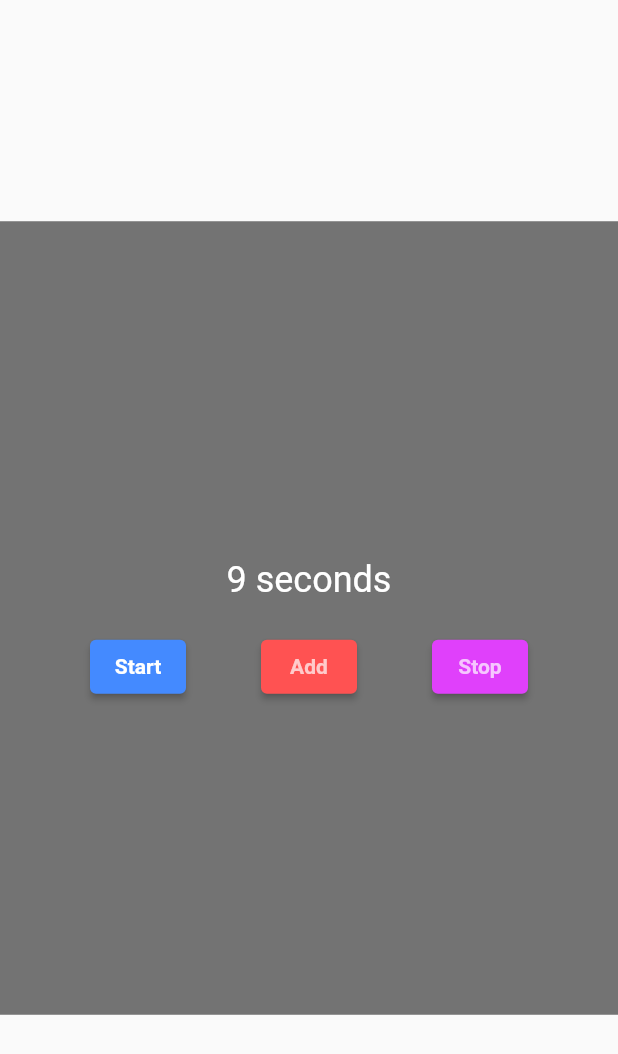
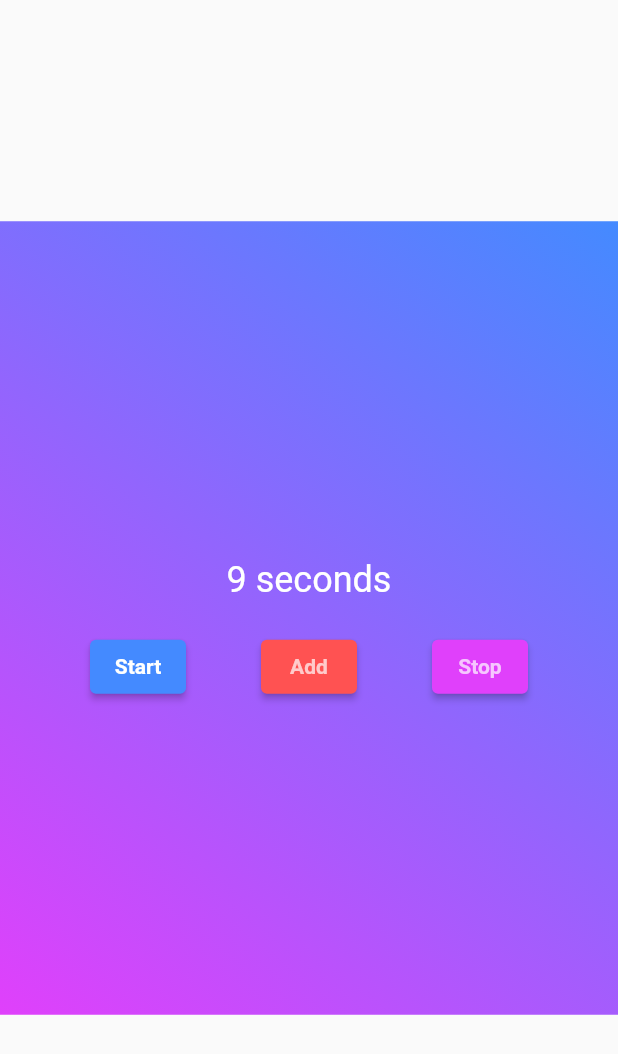
Before and after one commit to ericang75/tugas4, a Flutter app: the CountDown screen opened directly, on a phone screen of 412 x 824 dp. Shown: the top 1054 px of the screen. Run offline on Flutter 3.47's test engine with Material 2 defaults, Android fonts, the phone set to English and light mode, and no system bars; our stand-ins replace fluttertoast, google_fonts.

Commit message:
https://github.com/ericang75/tugas4.git

```diff
--- a/lib/countdown.dart
+++ b/lib/countdown.dart
@@ -86,7 +86,11 @@ class CountDownState extends State<CountDown> {
 
     return Container(
       decoration: BoxDecoration(
-        color: Colors.black54
+        gradient: LinearGradient(
+          colors: [Colors.purpleAccent, Colors.blueAccent],
+          begin: Alignment.bottomLeft,
+          end: Alignment.topRight,
+        ),
       ),
       child: Column(
         mainAxisAlignment: MainAxisAlignment.center,
```
Also changed, not shown: lib/about.dart (+7 -4 lines).
